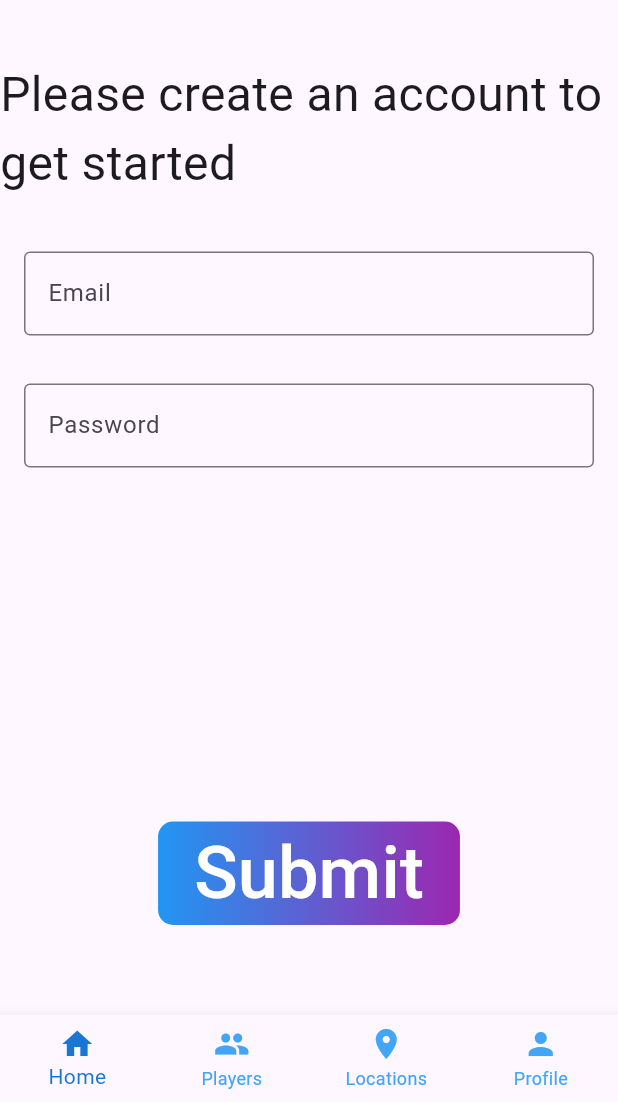
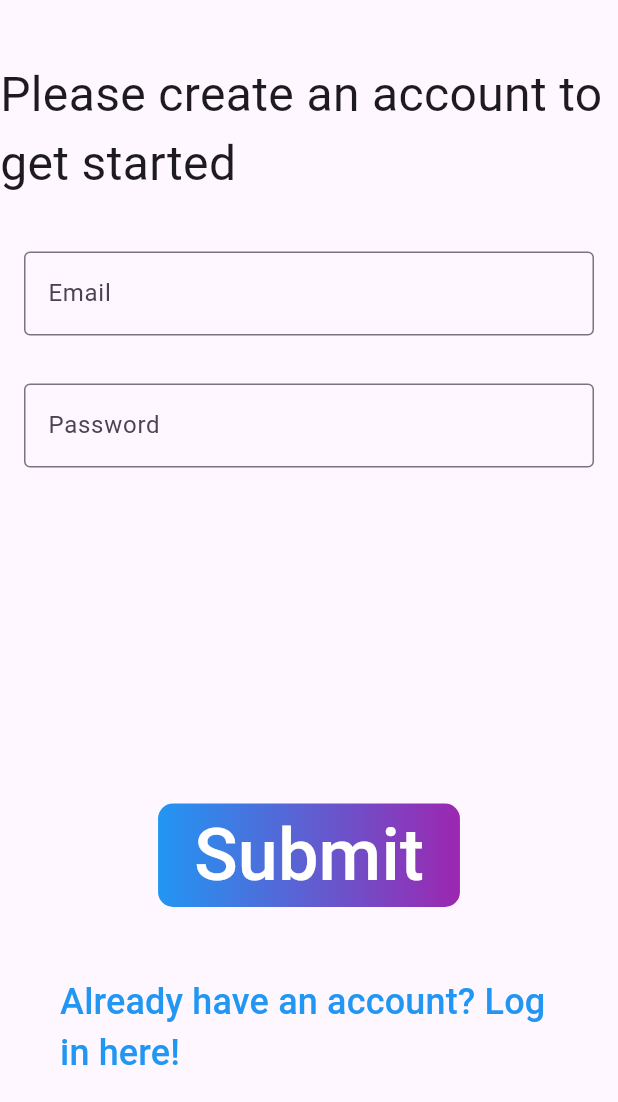
Before and after one commit to m-GDEV/Sportify, a Flutter app: the screen it shows after launch, on a phone screen of 412 x 824 dp, the part 134-1236 px from its top. Run offline on Flutter 3.47's test engine with Material 3 defaults, Android fonts, the phone set to English and light mode, and no system bars; our stand-ins replace firebase_auth, firebase_core; accounts and stored records are empty.

```diff
--- a/lib/main.dart
+++ b/lib/main.dart
@@ -1,5 +1,6 @@
 import 'package:flutter/material.dart';
 import 'package:sportify/screens/create_account_screen.dart';
+import 'package:sportify/screens/login_screen.dart';
 import 'screens/home_screen.dart';
 import 'screens/find_players_screen.dart';
 import 'screens/review_locations_screen.dart';
@@ -43,7 +44,6 @@ class _MainNavigationState extends State<MainNavigation> {
   int _selectedIndex = 0;
 
   final List<Widget> _screens = [
-    CreateAccountScreen(),
     HomeScreen(),
     PlayersScreen(),
     ReviewLocationsScreen(),
@@ -56,9 +56,11 @@ class _MainNavigationState extends State<MainNavigation> {
 
   @override
   Widget build(BuildContext context) {
-    return Scaffold(
-      body: _screens[_selectedIndex],
-      bottomNavigationBar: BottomNavigationBar(
+    BottomNavigationBar? bottomNavBar;
+    User? user = FirebaseAuth.instance.currentUser;
+
+    if (user != null) {
+      bottomNavBar = BottomNavigationBar(
         type: BottomNavigationBarType.fixed,
         currentIndex: _selectedIndex,
         onTap: _onItemTapped,
@@ -72,7 +74,19 @@ class _MainNavigationState extends State<MainNavigation> {
           BottomNavigationBarItem(icon: Icon(Icons.location_on), label: 'Locations'),
           BottomNavigationBarItem(icon: Icon(Icons.person), label: 'Profile'),
         ],
-      ),
-    );
+      );
+    }
+
+    Widget screen;
+    if (user == null) {
+      screen = CreateAccountScreen();
+    } else {
+      screen = _screens[_selectedIndex];
+    }
+
+    return Scaffold(
+      body: screen,
+      bottomNavigationBar: bottomNavBar,
+      );
   }
 }
--- a/lib/screens/create_account_screen.dart
+++ b/lib/screens/create_account_screen.dart
@@ -3,6 +3,7 @@ import 'package:firebase_auth/firebase_auth.dart';
 import 'package:provider/provider.dart';
 import 'package:sportify/main.dart';
 import 'package:sportify/screens/home_screen.dart';
+import 'package:sportify/screens/login_screen.dart';
 import 'package:sportify/util/AuthService.dart';
 
 class CreateAccountScreen extends StatefulWidget {
@@ -69,7 +70,7 @@ class _CreateAccountScreenState extends State<CreateAccountScreen> {
                   decoration: InputDecoration(
                     labelText: 'Password',
                     hintText:
-                        'Enter a fun username that reflects your personality!',
+                        '',
                     border: OutlineInputBorder(),
                   ),
                 ),
@@ -77,8 +78,9 @@ class _CreateAccountScreenState extends State<CreateAccountScreen> {
             ),
 
             ],),
+            Column(children: [
             Padding(
-              padding: const EdgeInsets.fromLTRB(0, 0, 0, 60),
+              padding: const EdgeInsets.fromLTRB(0, 0, 0, 30),
               child: Container(
               decoration: BoxDecoration(
                 gradient: LinearGradient(
@@ -95,7 +97,7 @@ class _CreateAccountScreenState extends State<CreateAccountScreen> {
                   final res = await AuthService.registration(email: email, password: password);
 
                   if (res!.contains('Success')) {
-                    Navigator.of(context).pushReplacement(MaterialPageRoute(builder: (context) => const HomeScreen()));
+                    Navigator.of(context).pushReplacement(MaterialPageRoute(builder: (context) => const MainNavigation()));
                   }
                   else {
                     showDialog<String> (context: context,
@@ -116,7 +118,20 @@ class _CreateAccountScreenState extends State<CreateAccountScreen> {
                 child: Text('Submit', style: TextStyle(fontSize: 48, color: Colors.white),
               )),
                         ),
+            ),
+            Padding(
+              padding: const EdgeInsets.all(16.0),
+              child: ElevatedButton(onPressed: () {
+
+                Navigator.of(context).pushReplacement(MaterialPageRoute(builder: (context) => LoginScreen()));
+
+              }, child: Text('Already have an account? Log in here!', style: TextStyle(fontSize: 24, color: Colors.blue),), style: ElevatedButton.styleFrom(
+                backgroundColor: Colors.transparent,
+                shadowColor: Colors.transparent,
+              ),),
             )
+
+            ],)
           ],
         ),
       ),
--- a/lib/screens/login_screen.dart
+++ b/lib/screens/login_screen.dart
@@ -5,12 +5,12 @@ import 'package:sportify/main.dart';
 import 'package:sportify/screens/home_screen.dart';
 import 'package:sportify/util/AuthService.dart';
 
-class CreateAccountScreen extends StatefulWidget {
+class LoginScreen extends StatefulWidget {
   @override
-  State<CreateAccountScreen> createState() => _CreateAccountScreenState();
+  State<LoginScreen> createState() => _LoginScreenState();
 }
 
-class _CreateAccountScreenState extends State<CreateAccountScreen> {
+class _LoginScreenState extends State<LoginScreen> {
   var email = "";
   var password = "";
 
@@ -32,7 +32,7 @@ class _CreateAccountScreenState extends State<CreateAccountScreen> {
             Padding(
               padding: const EdgeInsets.fromLTRB(0, 0, 0, 20),
               child: Text(
-                "Please create an account to get started",
+                "Please login to get started",
                 style: TextStyle(fontSize: 32, fontWeight: FontWeight.w400),
               ),
             ),
@@ -69,7 +69,7 @@ class _CreateAccountScreenState extends State<CreateAccountScreen> {
                   decoration: InputDecoration(
                     labelText: 'Password',
                     hintText:
-                        'Enter a fun username that reflects your personality!',
+                        'Enter the password you used to sign up',
                     border: OutlineInputBorder(),
                   ),
                 ),
@@ -92,16 +92,16 @@ class _CreateAccountScreenState extends State<CreateAccountScreen> {
                   shadowColor: Colors.transparent,
                 ),
                 onPressed: () async{
-                  final res = await AuthService.registration(email: email, password: password);
+                  final res = await AuthService.login(email: email, password: password);
 
                   if (res!.contains('Success')) {
-                    Navigator.of(context).pushReplacement(MaterialPageRoute(builder: (context) => const HomeScreen()));
+                    Navigator.of(context).pushReplacement(MaterialPageRoute(builder: (context) => const MainNavigation()));
                   }
                   else {
                     showDialog<String> (context: context,
                     builder: (BuildContext context) {
                       return AlertDialog(
-                        title: const Text('Error creating an account'),
+                        title: const Text('Error logging in account'),
                         content: Text(res),
                         actions: <Widget>[
                           TextButton(
```
